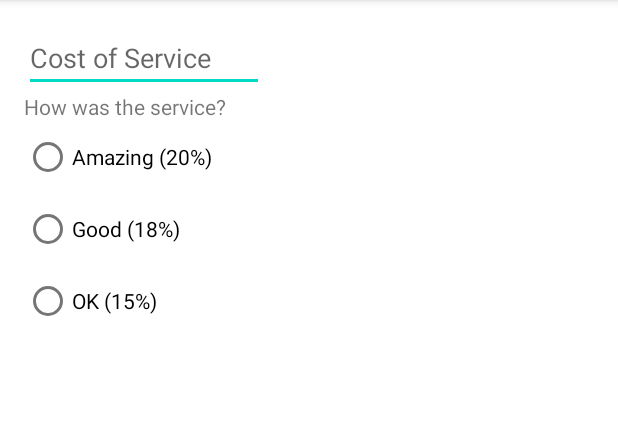
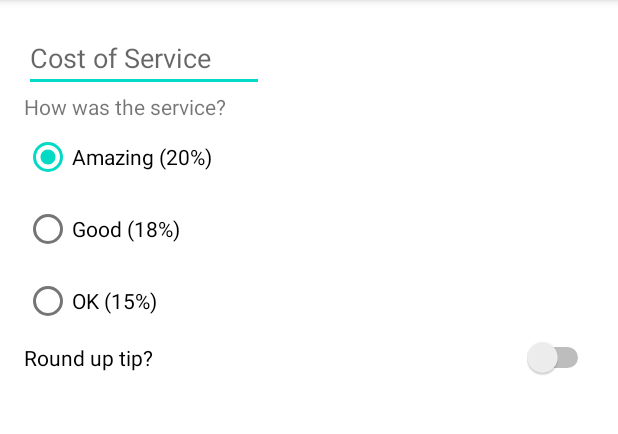
Before and after one commit to R1CKYS3NS31/sensei_3_tiptime_android, an Android app: the screen it shows after launch (MainActivity), on a phone screen of 412 x 824 dp, the part 84-518 px from its top. Run offline under Robolectric (Android 15) with nearby library versions, the phone set to English and light mode, and no system bars.

Commit message:
xml switch commit

```diff
--- a/app/src/main/res/layout/activity_main.xml
+++ b/app/src/main/res/layout/activity_main.xml
@@ -30,12 +30,14 @@
         android:orientation="vertical"
         app:layout_constraintStart_toStartOf="parent"
         app:layout_constraintTop_toBottomOf="@+id/service_question"
+        android:checkedButton="@id/option_twenty_percent"
         >
         <RadioButton
             android:layout_width="wrap_content"
             android:layout_height="wrap_content"
             android:id="@+id/option_twenty_percent"
             android:text="Amazing (20%)"
+
             />
         <RadioButton
             android:layout_width="wrap_content"
@@ -50,6 +52,16 @@
             android:text="OK (15%)"
             />
     </RadioGroup>
+    <Switch
+        android:layout_width="0dp"
+        android:layout_height="wrap_content"
+        android:id="@+id/round_up_switch"
+        android:text="Round up tip?"
+        app:layout_constraintStart_toStartOf="parent"
+        app:layout_constraintEnd_toEndOf="parent"
+        app:layout_constraintTop_toBottomOf="@id/tip_options"
+        />
+
 
 
 </androidx.constraintlayout.widget.ConstraintLayout>
```
